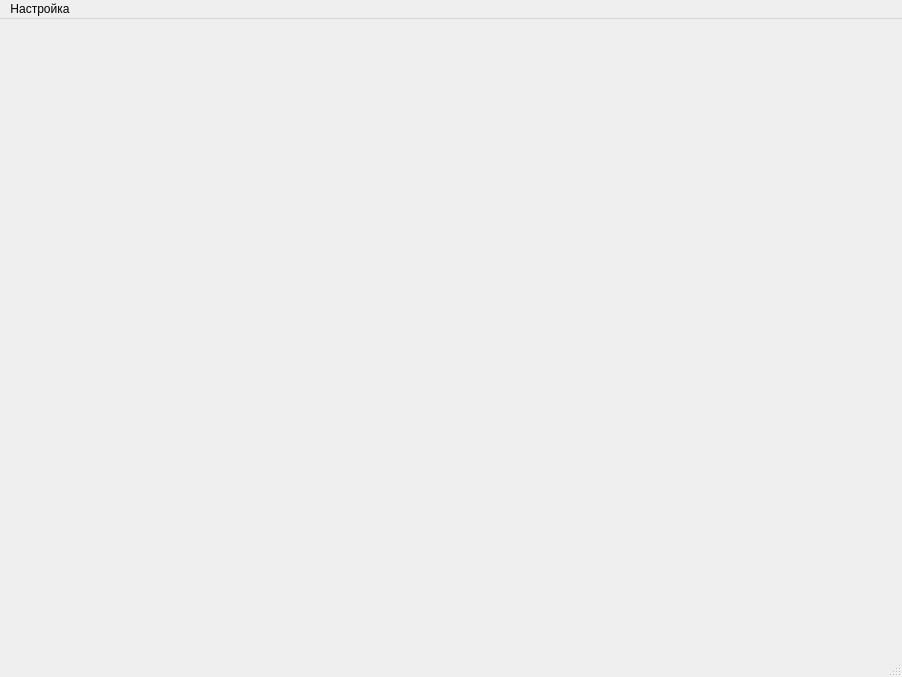
Qt form MPosWebAdmin/mainwindow.ui (rust3128/MposWebServer) before a commit.
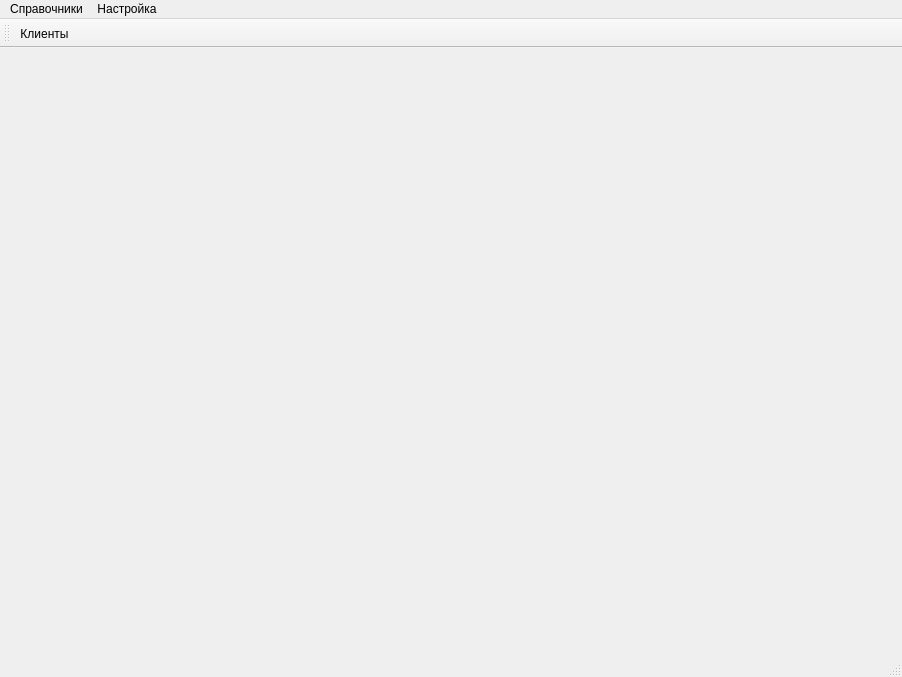
The same form after that commit. Icons and pictures are not drawn.

```diff
--- a/MPosWebAdmin/mainwindow.ui
+++ b/MPosWebAdmin/mainwindow.ui
@@ -26,15 +26,46 @@
      <height>23</height>
     </rect>
    </property>
-   <widget class="QMenu" name="menu">
+   <widget class="QMenu" name="menuSettings">
     <property name="title">
      <string>Настройка</string>
     </property>
     <addaction name="actionDataBase"/>
    </widget>
-   <addaction name="menu"/>
+   <widget class="QMenu" name="menuSprav">
+    <property name="title">
+     <string>Справочники</string>
+    </property>
+    <addaction name="actionClients"/>
+   </widget>
+   <addaction name="menuSprav"/>
+   <addaction name="menuSettings"/>
   </widget>
   <widget class="QStatusBar" name="statusbar"/>
+  <widget class="QToolBar" name="toolBarMain">
+   <property name="windowTitle">
+    <string>toolBar</string>
+   </property>
+   <property name="orientation">
+    <enum>Qt::Horizontal</enum>
+   </property>
+   <property name="iconSize">
+    <size>
+     <width>96</width>
+     <height>96</height>
+    </size>
+   </property>
+   <property name="toolButtonStyle">
+    <enum>Qt::ToolButtonIconOnly</enum>
+   </property>
+   <attribute name="toolBarArea">
+    <enum>TopToolBarArea</enum>
+   </attribute>
+   <attribute name="toolBarBreak">
+    <bool>false</bool>
+   </attribute>
+   <addaction name="actionClients"/>
+  </widget>
   <action name="actionDataBase">
    <property name="icon">
     <iconset resource="resource.qrc">
@@ -44,6 +75,15 @@
     <string>База данных</string>
    </property>
   </action>
+  <action name="actionClients">
+   <property name="icon">
+    <iconset resource="resource.qrc">
+     <normaloff>:/Images/clientlist.png</normaloff>:/Images/clientlist.png</iconset>
+   </property>
+   <property name="text">
+    <string>Клиенты</string>
+   </property>
+  </action>
  </widget>
  <resources>
   <include location="resource.qrc"/>
```
